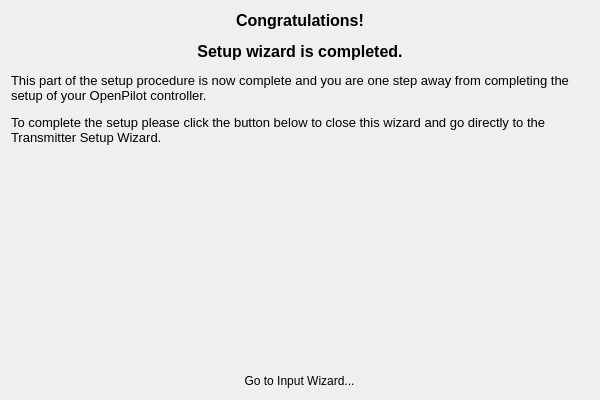
Before: the Qt Designer form ground/openpilotgcs/src/plugins/setupwizard/pages/opendpage.ui in librepilot/LibrePilot, drawn with Qt 5.
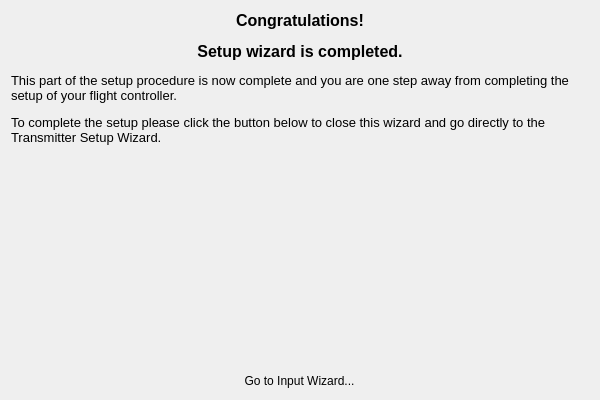
After: the same form once the commit is applied. Icons and pictures are not drawn.

```diff
--- a/ground/openpilotgcs/src/plugins/setupwizard/pages/opendpage.ui
+++ b/ground/openpilotgcs/src/plugins/setupwizard/pages/opendpage.ui
@@ -29,7 +29,7 @@
 &lt;/style&gt;&lt;/head&gt;&lt;body style=&quot; font-family:'Cantarell'; font-size:11pt; font-weight:400; font-style:normal;&quot;&gt;
 &lt;p align=&quot;center&quot; style=&quot; margin-top:12px; margin-bottom:12px; margin-left:0px; margin-right:0px; -qt-block-indent:0; text-indent:0px;&quot;&gt;&lt;span style=&quot; font-family:'MS Shell Dlg 2'; font-size:12pt; font-weight:600;&quot;&gt;Congratulations!&lt;/span&gt;&lt;/p&gt;
 &lt;p align=&quot;center&quot; style=&quot; margin-top:12px; margin-bottom:12px; margin-left:0px; margin-right:0px; -qt-block-indent:0; text-indent:0px;&quot;&gt;&lt;span style=&quot; font-family:'MS Shell Dlg 2'; font-size:12pt; font-weight:600;&quot;&gt;Setup wizard is completed.&lt;/span&gt;&lt;/p&gt;
-&lt;p style=&quot; margin-top:12px; margin-bottom:12px; margin-left:0px; margin-right:0px; -qt-block-indent:0; text-indent:0px;&quot;&gt;&lt;span style=&quot; font-family:'MS Shell Dlg 2'; font-size:10pt;&quot;&gt;This part of the setup procedure is now complete and you are one step away from completing the setup of your OpenPilot controller.&lt;/span&gt;&lt;/p&gt;
+&lt;p style=&quot; margin-top:12px; margin-bottom:12px; margin-left:0px; margin-right:0px; -qt-block-indent:0; text-indent:0px;&quot;&gt;&lt;span style=&quot; font-family:'MS Shell Dlg 2'; font-size:10pt;&quot;&gt;This part of the setup procedure is now complete and you are one step away from completing the setup of your flight controller.&lt;/span&gt;&lt;/p&gt;
 &lt;p style=&quot; margin-top:12px; margin-bottom:12px; margin-left:0px; margin-right:0px; -qt-block-indent:0; text-indent:0px;&quot;&gt;&lt;span style=&quot; font-family:'MS Shell Dlg 2'; font-size:10pt;&quot;&gt;To complete the setup please click the button below to close this wizard and go directly to the Transmitter Setup Wizard.&lt;/span&gt;&lt;/p&gt;&lt;/body&gt;&lt;/html&gt;</string>
      </property>
      <property name="alignment">
```
